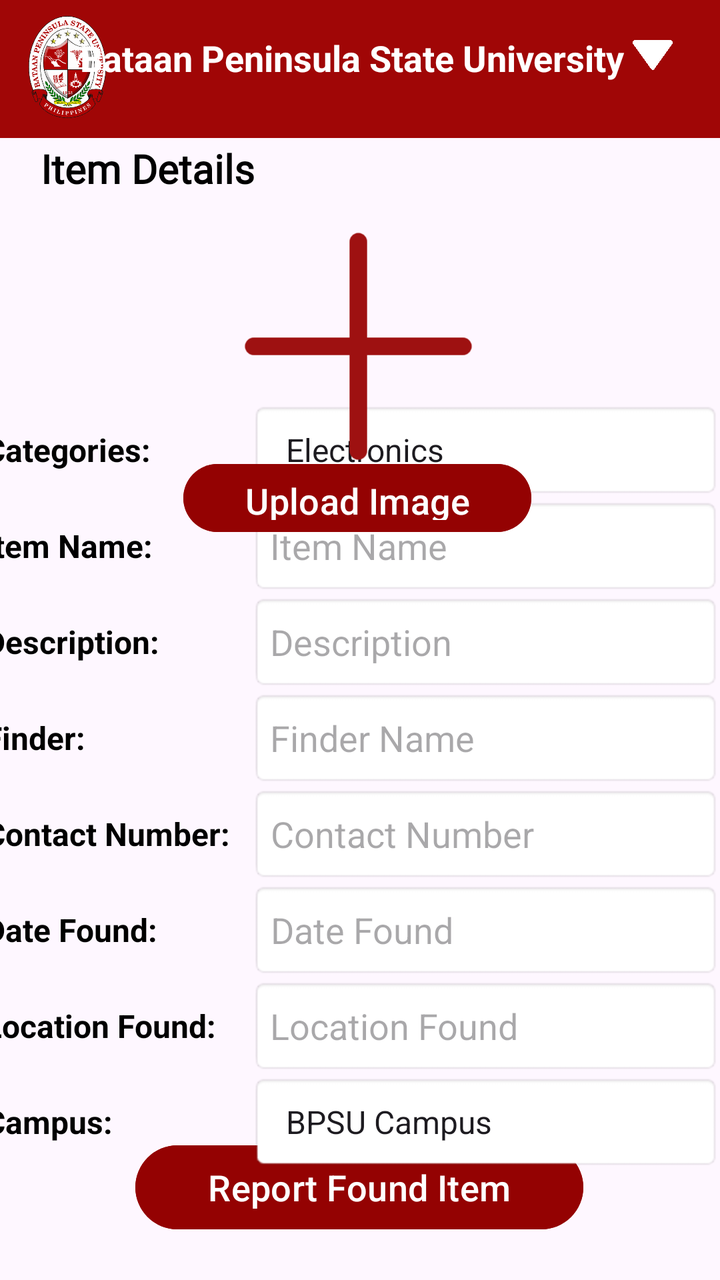
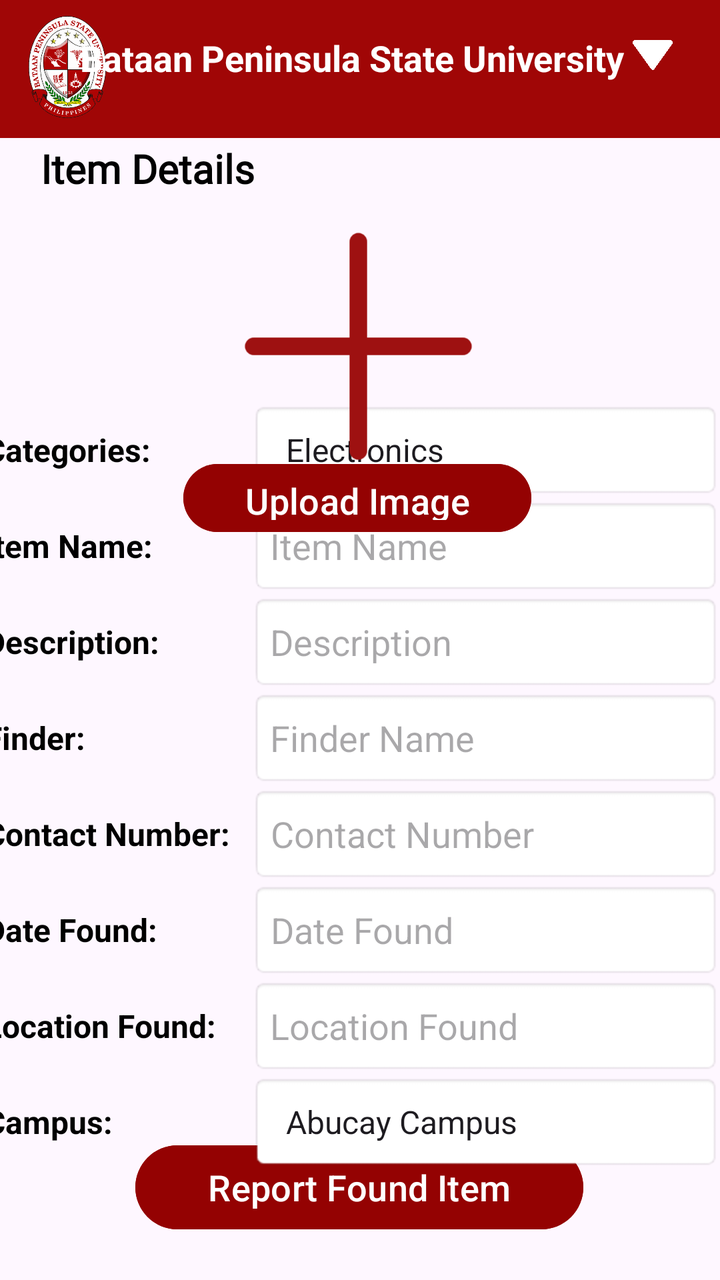

Two renders of the same Android screen: before a commit and after it. Below are the layout's source before the change and the commit's diff.
<!-- AndroidManifest.xml: application theme Theme.FinalCaseStudy -->
<!-- res/layout/activity_found_report.xml -->
<?xml version="1.0" encoding="utf-8"?>
<androidx.constraintlayout.widget.ConstraintLayout xmlns:android="http://schemas.android.com/apk/res/android"
    xmlns:app="http://schemas.android.com/apk/res-auto"
    xmlns:tools="http://schemas.android.com/tools"
    android:id="@+id/main"
    android:layout_width="match_parent"
    android:layout_height="match_parent"
    tools:context=".FoundReportActivity">

    <TextView
        android:id="@+id/textView24"
        android:layout_width="wrap_content"
        android:layout_height="26dp"
        android:fontFamily="@font/times_new_roman"
        android:text="Item Details"
        android:textColor="@color/black"
        android:textSize="20sp"
        android:textStyle="bold"
        app:layout_constraintBottom_toBottomOf="parent"
        app:layout_constraintEnd_toEndOf="parent"
        app:layout_constraintHorizontal_bias="0.08"
        app:layout_constraintStart_toStartOf="parent"
        app:layout_constraintTop_toTopOf="parent"
        app:layout_constraintVertical_bias="0.115" />

    <Button
        android:id="@+id/button11"
        android:layout_width="224dp"
        android:layout_height="50dp"
        android:backgroundTint="#940202"
        android:backgroundTintMode="add"
        android:text="Report Found Item"
        android:textSize="18sp"
        android:textStyle="normal"
        app:layout_constraintBottom_toBottomOf="parent"
        app:layout_constraintEnd_toEndOf="parent"
        app:layout_constraintHorizontal_bias="0.497"
        app:layout_constraintStart_toStartOf="parent"
        app:layout_constraintTop_toTopOf="parent"
        app:layout_constraintVertical_bias="0.964" />

    <LinearLayout
        android:layout_width="376dp"
        android:layout_height="387dp"
        android:orientation="horizontal"
        app:layout_constraintBottom_toBottomOf="parent"
        app:layout_constraintEnd_toEndOf="parent"
        app:layout_constraintHorizontal_bias="0.514"
        app:layout_constraintStart_toStartOf="parent"
        app:layout_constraintTop_toTopOf="parent"
        app:layout_constraintVertical_bias="0.795">

        <LinearLayout
            android:id="@+id/linearLayout2"
            android:layout_width="133dp"
            android:layout_height="match_parent"
            android:orientation="vertical">

            <TextView
                android:id="@+id/textView48"
                android:layout_width="match_parent"
                android:layout_height="48dp"
                android:gravity="center|start"
                android:text="Categories:"
                android:textColor="@color/black"
                android:textSize="16sp"
                android:textStyle="bold"
                tools:layout_editor_absoluteX="30dp"
                tools:layout_editor_absoluteY="458dp" />

            <TextView
                android:id="@+id/textView41"
                android:layout_width="match_parent"
                android:layout_height="48dp"
                android:gravity="center|start"
                android:text="Item Name:"
                android:textColor="@color/black"
                android:textSize="16sp"
                android:textStyle="bold" />

            <TextView
                android:id="@+id/textView42"
                android:layout_width="match_parent"
                android:layout_height="48dp"
                android:gravity="center|start"
                android:text="Description:"
                android:textColor="@color/black"
                android:textSize="16sp"
                android:textStyle="bold" />

            <TextView
                android:id="@+id/textView43"
                android:layout_width="match_parent"
                android:layout_height="48dp"
                android:gravity="center|start"
                android:text="Finder:"
                android:textColor="@color/black"
                android:textSize="16sp"
                android:textStyle="bold" />

            <TextView
                android:id="@+id/textView44"
                android:layout_width="match_parent"
                android:layout_height="48dp"
                android:gravity="center|start"
                android:text="Contact Number:"
                android:textColor="@color/black"
                android:textSize="16sp"
                android:textStyle="bold" />

            <TextView
                android:id="@+id/textView45"
                android:layout_width="match_parent"
                android:layout_height="48dp"
                android:gravity="center|start"
                android:text="Date Found:"
                android:textColor="@color/black"
                android:textSize="16sp"
                android:textStyle="bold" />

            <TextView
                android:id="@+id/textView46"
                android:layout_width="match_parent"
                android:layout_height="48dp"
                android:gravity="center|start"
                android:text="Location Found:"
                android:textColor="@color/black"
                android:textSize="16sp"
                android:textStyle="bold" />

            <TextView
                android:id="@+id/textView40"
                android:layout_width="match_parent"
                android:layout_height="48dp"
                android:gravity="center|start"
                android:text="Campus:"
                android:textColor="@color/black"
                android:textSize="16sp"
                android:textStyle="bold" />

        </LinearLayout>

        <LinearLayout
            android:id="@+id/linearLayout3"
            android:layout_width="235dp"
            android:layout_height="match_parent"
            android:orientation="vertical">

            <Spinner
                android:id="@+id/spinner7"
                android:layout_width="match_parent"
                android:layout_height="48dp"
                android:background="@android:drawable/editbox_background"
                android:dropDownWidth="wrap_content"
                android:entries="@array/category_items"
                android:spinnerMode="dropdown" />

            <EditText
                android:id="@+id/editTextTextMultiLine"
                android:layout_width="match_parent"
                android:layout_height="48dp"
                android:background="@android:drawable/editbox_background_normal"
                android:ems="10"
                android:gravity="center|start"
                android:hint="Item Name"
                android:inputType="textMultiLine" />

            <EditText
                android:id="@+id/editTextTextMultiLine8"
                android:layout_width="match_parent"
                android:layout_height="48dp"
                android:background="@android:drawable/editbox_background"
                android:ems="10"
                android:gravity="center|start"
                android:hint="Description"
                android:inputType="textMultiLine" />

            <EditText
                android:id="@+id/editTextTextMultiLine9"
                android:layout_width="match_parent"
                android:layout_height="48dp"
                android:background="@android:drawable/editbox_background"
                android:ems="10"
                android:gravity="center|start"
                android:hint="Finder Name"
                android:inputType="textMultiLine" />

            <EditText
                android:id="@+id/editTextContactNumber"
                android:layout_width="match_parent"
                android:layout_height="48dp"
                android:background="@android:drawable/editbox_background"
                android:ems="10"
                android:gravity="center|start"
                android:hint="Contact Number"
                android:inputType="phone"
                android:maxLength="11"
                android:padding="10dp" />

            <EditText
                android:id="@+id/editTextDateFound"
                android:layout_width="match_parent"
                android:layout_height="48dp"
                android:background="@android:drawable/editbox_background"
                android:clickable="true"
                android:focusable="false"
                android:gravity="center|start"
                android:hint="Date Found"
                android:inputType="date"
                android:padding="10dp" />

            <EditText
                android:id="@+id/editTextTextMultiLine12"
                android:layout_width="match_parent"
                android:layout_height="48dp"
                android:background="@android:drawable/editbox_background"
                android:ems="10"
                android:gravity="center|start"
                android:hint="Location Found"
                android:inputType="textMultiLine" />

            <Spinner
                android:id="@+id/spinner10"
                android:layout_width="match_parent"
                android:layout_height="48dp"
                android:background="@android:drawable/editbox_background"
                android:dropDownWidth="wrap_content"
                android:entries="@array/campus"
                android:spinnerMode="dropdown" />

        </LinearLayout>

    </LinearLayout>

    <ImageView
        android:id="@+id/ivItemImage"
        android:layout_width="149dp"
        android:layout_height="129dp"
        android:layout_marginTop="8dp"
        android:layout_marginBottom="16dp"
        android:adjustViewBounds="true"
        android:contentDescription="Item Image"
        android:scaleType="fitCenter"
        android:src="@drawable/plus_placeholder"
        app:layout_constraintBottom_toBottomOf="parent"
        app:layout_constraintEnd_toEndOf="parent"
        app:layout_constraintHorizontal_bias="0.496"
        app:layout_constraintStart_toStartOf="parent"
        app:layout_constraintTop_toTopOf="parent"
        app:layout_constraintVertical_bias="0.207"
        app:tint="#9E1111" />

    <Button
        android:id="@+id/button10"
        android:layout_width="174dp"
        android:layout_height="42dp"
        android:backgroundTint="#940202"
        android:backgroundTintMode="add"
        android:text="Upload Image"
        android:textSize="18sp"
        android:textStyle="normal"
        app:layout_constraintBottom_toBottomOf="parent"
        app:layout_constraintEnd_toEndOf="parent"
        app:layout_constraintHorizontal_bias="0.493"
        app:layout_constraintStart_toStartOf="parent"
        app:layout_constraintTop_toTopOf="parent"
        app:layout_constraintVertical_bias="0.381" />

    <TextView
        android:id="@+id/textView38"
        android:layout_width="414dp"
        android:layout_height="69dp"
        android:layout_marginBottom="5dp"
        android:background="#A00606"
        app:layout_constraintBottom_toBottomOf="parent"
        app:layout_constraintEnd_toEndOf="parent"
        app:layout_constraintStart_toStartOf="parent"
        app:layout_constraintTop_toTopOf="parent"
        app:layout_constraintVertical_bias="0.0" />

    <ImageView
        android:id="@+id/imageView6"
        android:layout_width="40dp"
        android:layout_height="67dp"
        app:layout_constraintBottom_toBottomOf="parent"
        app:layout_constraintEnd_toEndOf="parent"
        app:layout_constraintHorizontal_bias="0.043"
        app:layout_constraintStart_toStartOf="parent"
        app:layout_constraintTop_toTopOf="parent"
        app:layout_constraintVertical_bias="0.0"
        app:srcCompat="@drawable/bataan_peninsula_state_university_logo" />


    <TextView
        android:id="@+id/textView39"
        android:layout_width="280dp"
        android:layout_height="26dp"
        android:fontFamily="sans-serif"
        android:text="Bataan Peninsula State University"
        android:textColor="@color/white"
        android:textSize="18sp"
        android:textStyle="bold"
        app:layout_constraintBottom_toBottomOf="parent"
        app:layout_constraintEnd_toEndOf="parent"
        app:layout_constraintHorizontal_bias="0.500"
        app:layout_constraintStart_toStartOf="parent"
        app:layout_constraintTop_toTopOf="parent"
        app:layout_constraintVertical_bias="0.027" />

    <Spinner
        android:id="@+id/spinner6"
        android:layout_width="20dp"
        android:layout_height="15dp"
        android:background="@drawable/pngaaa_com_5204195"
        android:entries="@array/menu_items"
        app:layout_constraintBottom_toBottomOf="parent"
        app:layout_constraintEnd_toEndOf="parent"
        app:layout_constraintHorizontal_bias="0.930"
        app:layout_constraintStart_toStartOf="parent"
        app:layout_constraintTop_toTopOf="parent"
        app:layout_constraintVertical_bias="0.032" />


</androidx.constraintlayout.widget.ConstraintLayout>
<!-- resources referenced by this layout -->
<resources>
  <string-array name="campus">
          <item>BPSU Campus</item>
          <item>Abucay Campus</item>
          <item>Bagac Campus</item>
          <item>Balanga Campus</item>
          <item>Dinalupihan Campus</item>
          <item>Main Campus</item>
          <item>Orani Campus</item>
      </string-array>
  <string-array name="category_items">
          <item>Electronics</item>
          <item>Documents</item>
          <item>Cash</item>
          <item>Cards and IDs</item>
          <item>Keys</item>
          <item>Personal Items</item>
          <item>Clothing</item>
          <item>Accessories</item>
          <item>School Supplies</item>
          <item>Others</item>
      </string-array>
  <string-array name="menu_items">
          <item>Select page</item>
          <item>Home</item>
          <item>Lost Items</item>
          <item>Found Items</item>
          <item>Summary</item>
          <item>Logout</item>
      </string-array>
  <color name="black">#FF000000</color>
  <color name="white">#FFFFFFFF</color>
  <!-- drawable bataan_peninsula_state_university_logo: png bitmap (drawable, 28800 bytes) -->
  <!-- drawable plus_placeholder: png bitmap (drawable, 3836 bytes) -->
  <!-- drawable pngaaa_com_5204195: png bitmap (drawable, 10240 bytes) -->
  <style name="Theme.FinalCaseStudy" parent="Base.Theme.FinalCaseStudy" />
  <style name="Base.Theme.FinalCaseStudy" parent="Theme.Material3.DayNight.NoActionBar">
          
          
      </style>
</resources>

<!-- the commit's change to res/layout/activity_found_report.xml (unified diff, before → after) -->
@@ -225,7 +225,7 @@
                 android:layout_height="48dp"
                 android:background="@android:drawable/editbox_background"
                 android:dropDownWidth="wrap_content"
-                android:entries="@array/campus"
+                android:entries="@array/campus_name"
                 android:spinnerMode="dropdown" />
 
         </LinearLayout>
<!-- resource entries referenced after the edit -->
@@ -1,7 +1,6 @@
 <!-- resources referenced by this layout -->
 <resources>
-  <string-array name="campus">
-          <item>BPSU Campus</item>
+  <string-array name="campus_name">
           <item>Abucay Campus</item>
           <item>Bagac Campus</item>
           <item>Balanga Campus</item>
